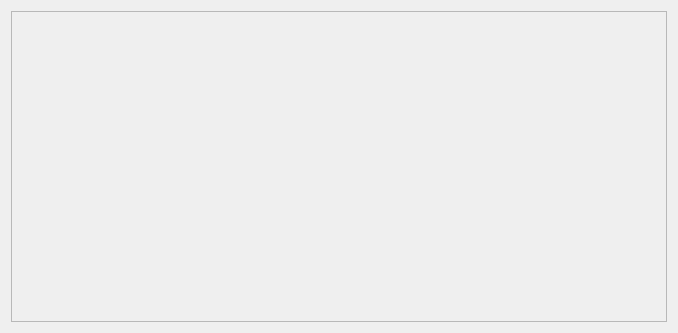
Before: the Qt Designer form gui/inventoryeditor.ui in EnderHDMC/MHWISaveEditor, drawn with Qt 5.
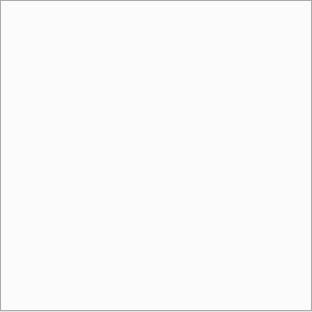
After: the same form once the commit is applied.

Diff of the .ui file:
```diff
--- a/gui/inventoryeditor.ui
+++ b/gui/inventoryeditor.ui
@@ -6,40 +6,37 @@
    <rect>
     <x>0</x>
     <y>0</y>
-    <width>678</width>
-    <height>333</height>
+    <width>312</width>
+    <height>312</height>
    </rect>
   </property>
+  <property name="sizePolicy">
+   <sizepolicy hsizetype="Expanding" vsizetype="Expanding">
+    <horstretch>0</horstretch>
+    <verstretch>0</verstretch>
+   </sizepolicy>
+  </property>
   <property name="windowTitle">
    <string>InventoryEditor</string>
   </property>
   <layout class="QGridLayout" name="gridLayout">
+   <property name="leftMargin">
+    <number>0</number>
+   </property>
+   <property name="topMargin">
+    <number>0</number>
+   </property>
+   <property name="rightMargin">
+    <number>0</number>
+   </property>
+   <property name="bottomMargin">
+    <number>0</number>
+   </property>
    <item row="0" column="0">
-    <widget class="QScrollArea" name="scrollArea">
-     <property name="sizePolicy">
-      <sizepolicy hsizetype="Expanding" vsizetype="Expanding">
-       <horstretch>0</horstretch>
-       <verstretch>0</verstretch>
-      </sizepolicy>
+    <widget class="QTabWidget" name="tabWidget">
+     <property name="currentIndex">
+      <number>-1</number>
      </property>
-     <property name="widgetResizable">
-      <bool>true</bool>
-     </property>
-     <widget class="QWidget" name="scrollAreaWidgetContents">
-      <property name="geometry">
-       <rect>
-        <x>0</x>
-        <y>0</y>
-        <width>658</width>
-        <height>313</height>
-       </rect>
-      </property>
-      <layout class="QVBoxLayout" name="verticalLayout">
-       <item>
-        <layout class="QGridLayout" name="gridLayoutScroll"/>
-       </item>
-      </layout>
-     </widget>
     </widget>
    </item>
   </layout>
```
